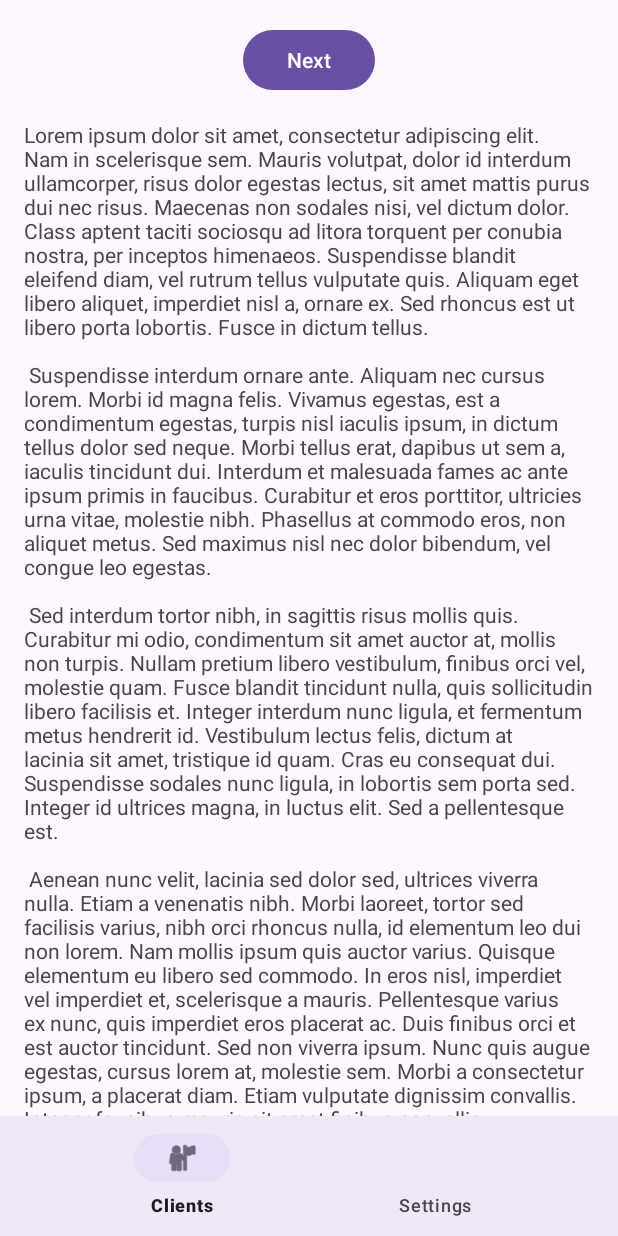
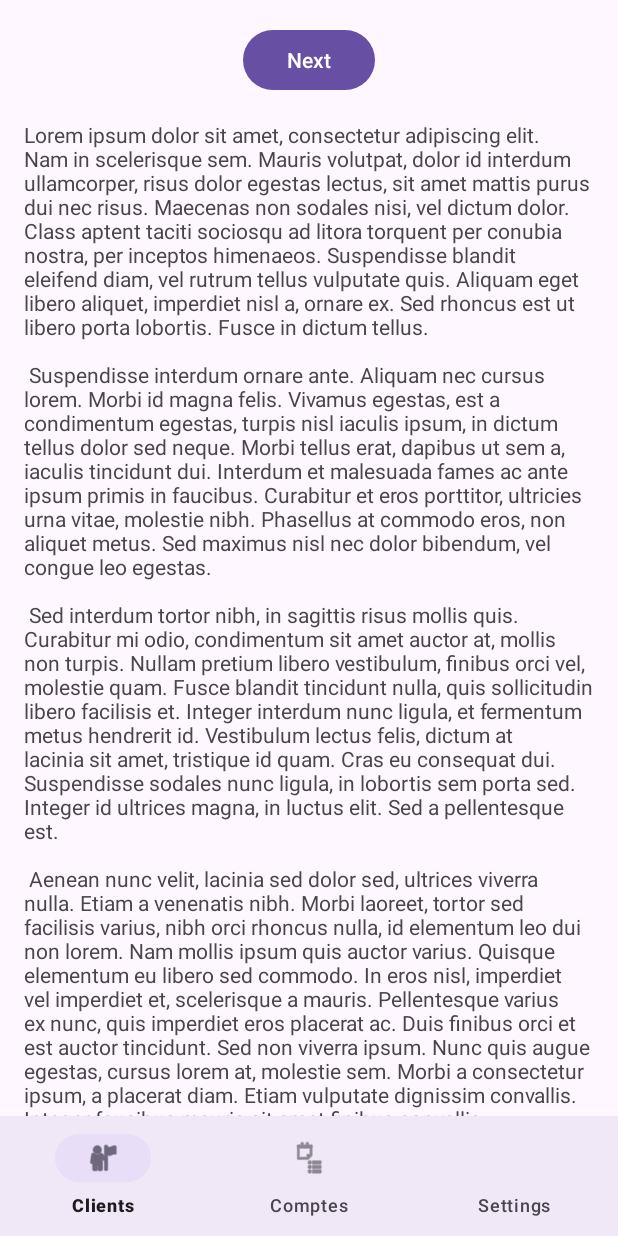
Before and after one commit to GmatiAyoub/bankproject-android, an Android app: the screen it shows after launch (MainActivity), on a phone screen of 412 x 824 dp. Run offline under Robolectric (Android 15) with nearby library versions, the phone set to English and light mode, and no system bars; our stand-ins replace navigation-ui.

Commit message:
ajout de l'interface de gestion des comptes

```diff
--- a/app/src/main/java/com/example/bankproject/MainActivity.java
+++ b/app/src/main/java/com/example/bankproject/MainActivity.java
@@ -24,7 +24,7 @@ public class MainActivity extends AppCompatActivity {
 
         // Configuration avec les ID de TON nav_graph.xml
         AppBarConfiguration appBarConfiguration = new AppBarConfiguration.Builder(
-                R.id.FirstFragment, R.id.SecondFragment, R.id.nav_customer)
+                R.id.FirstFragment, R.id.SecondFragment, R.id.nav_customer,R.id.nav_account)
                 .build();
 
         // On récupère le NavController grâce à l'ID du fragment défini dans activity_main.xml
--- a/app/src/main/res/menu/menu_main.xml
+++ b/app/src/main/res/menu/menu_main.xml
@@ -14,4 +14,8 @@
         android:id="@+id/nav_customer"
         android:title="Clients"
         android:icon="@android:drawable/ic_menu_myplaces" />
+    <item
+        android:id="@+id/nav_account"
+        android:title="Comptes"
+        android:icon="@android:drawable/ic_menu_agenda" />
 </menu>
--- a/app/src/main/res/navigation/nav_graph.xml
+++ b/app/src/main/res/navigation/nav_graph.xml
@@ -33,5 +33,10 @@
         android:name="com.example.bankproject.CustomerFragment"
         android:label="Clients"
         tools:layout="@layout/fragment_customer" />
+    <fragment
+        android:id="@+id/nav_account"
+        android:name="com.example.bankproject.AccountFragment"
+        android:label="Comptes"
+        tools:layout="@layout/fragment_account" />
 
 </navigation>
```
Also changed, not shown: app/src/main/java/com/example/bankproject/AccountFragment.java (added, +110 -0 lines).
